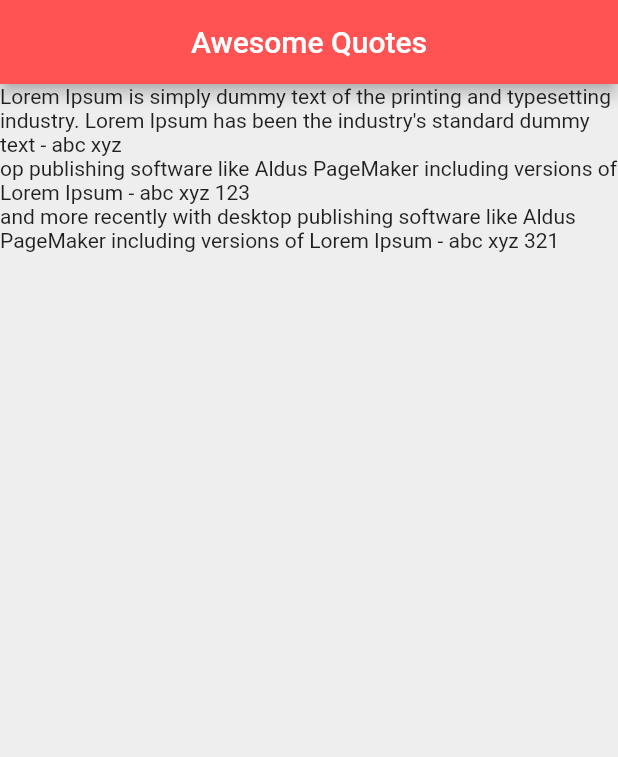
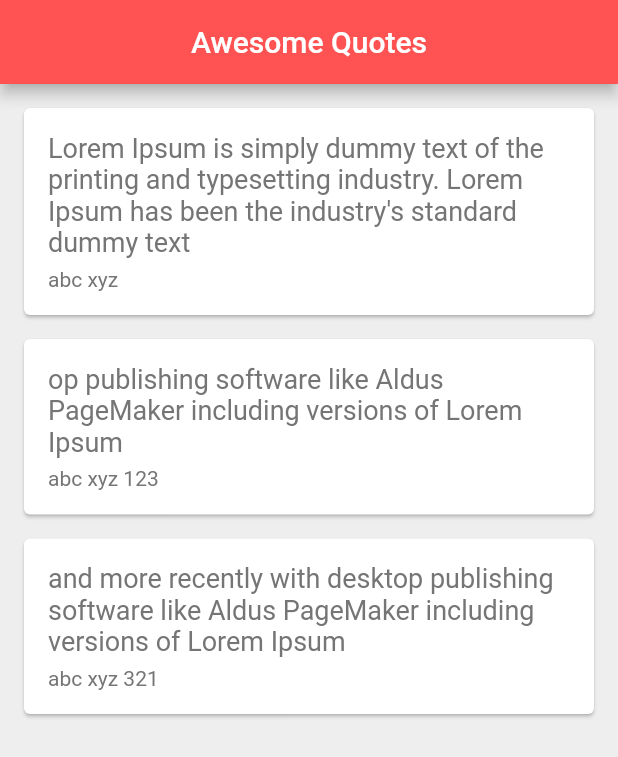
Before and after one commit to hitnei/learn-flutter, a Flutter app: the screen it shows after launch, on a phone screen of 412 x 824 dp. Shown: the top 757 px of the screen. Run offline on Flutter 3.47's test engine with Material 2 defaults, Android fonts, the phone set to English and light mode, and no system bars.

Commit message:
map card

```diff
--- a/lib/main.dart
+++ b/lib/main.dart
@@ -23,6 +23,35 @@ class _QuoteListState extends State<QuoteList> {
     Quote(text: 'and more recently with desktop publishing software like Aldus PageMaker including versions of Lorem Ipsum', author: 'abc xyz 321'),
   ];
 
+  Widget quoteTemplate(quote) {
+    return Card(
+      margin: EdgeInsets.fromLTRB(16, 16, 16, 0),
+      child: Padding(
+        padding: const EdgeInsets.all(16.0),
+        child: Column(
+          crossAxisAlignment: CrossAxisAlignment.stretch,
+          children: <Widget>[
+            Text(
+              quote.text,
+              style: TextStyle(
+                fontSize: 18,
+                color: Colors.grey[600],
+              ),
+            ),
+            SizedBox(height: 6),
+            Text(
+              quote.author,
+              style: TextStyle(
+                fontSize: 14,
+                color: Colors.grey[600],
+              ),
+            )
+          ],
+        ),
+      ),
+    );
+  }
+
   @override
   Widget build(BuildContext context) {
     return Scaffold(
@@ -33,7 +62,7 @@ class _QuoteListState extends State<QuoteList> {
         backgroundColor: Colors.redAccent,
       ),
       body: Column(
-        children: quotes.map((quote) => Text('${quote.text} - ${quote.author}')).toList(),
+        children: quotes.map((quote) => quoteTemplate(quote)).toList(),
       ),
     );
   }
```
